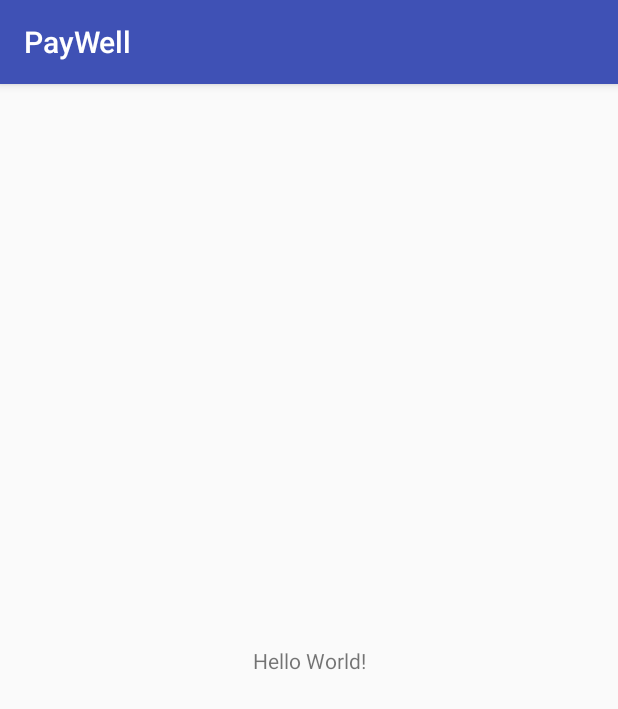
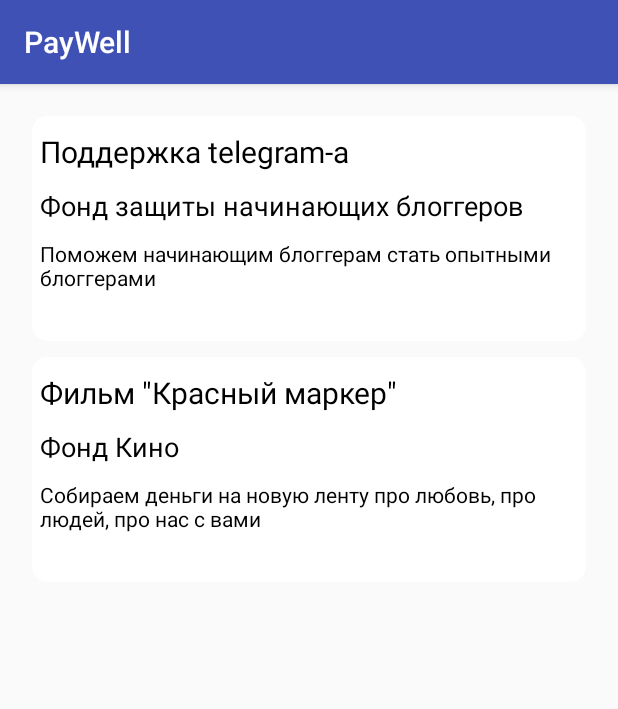
Before and after one commit to Carups/paywell, an Android app: the screen it shows after launch (MainActivity), on a phone screen of 412 x 824 dp. Shown: the top 709 px of the screen. Run offline under Robolectric (Android 15) with nearby library versions, the phone set to English and light mode, and no system bars.

Commit message:
Add basic draft

```diff
--- a/paywell/app/src/main/AndroidManifest.xml
+++ b/paywell/app/src/main/AndroidManifest.xml
@@ -9,13 +9,14 @@
         android:roundIcon="@mipmap/ic_launcher_round"
         android:supportsRtl="true"
         android:theme="@style/AppTheme">
-        <activity android:name=".MainActivity">
+        <activity android:name=".projectslist.MainActivity">
             <intent-filter>
                 <action android:name="android.intent.action.MAIN" />
 
                 <category android:name="android.intent.category.LAUNCHER" />
             </intent-filter>
         </activity>
+        <activity android:name=".projectdescription.ProjectDescriptionActivity" />
     </application>
 
 </manifest>
--- /dev/null
+++ b/paywell/app/src/main/java/ru/spbau/mit/hackathon/paywell/projectslist/MainActivity.kt
@@ -0,0 +1,35 @@
+package ru.spbau.mit.hackathon.paywell.projectslist
+
+import android.content.Intent
+import android.support.v7.app.AppCompatActivity
+import android.os.Bundle
+import android.support.v7.widget.CardView
+import android.support.v7.widget.LinearLayoutManager
+import android.support.v7.widget.RecyclerView
+import android.view.View
+import ru.spbau.mit.hackathon.paywell.R
+import ru.spbau.mit.hackathon.paywell.projectdescription.ProjectDescriptionActivity
+
+class MainActivity : AppCompatActivity() {
+
+    override fun onCreate(savedInstanceState: Bundle?) {
+        super.onCreate(savedInstanceState)
+        setContentView(R.layout.activity_main)
+
+        val recyclerView: RecyclerView = findViewById(R.id.projectsRecyclerList)
+        val llm = LinearLayoutManager(this)
+        llm.orientation = LinearLayoutManager.VERTICAL
+        recyclerView.layoutManager = llm
+
+        recyclerView.adapter = RecyclerAdapter(generateRecords())
+//        val projectCard = findViewById<View>(R.id.projectCard)
+//        projectCard.setOnClickListener { v -> v.context.startActivity(Intent(this, ProjectDescriptionActivity::class.java)) }
+    }
+
+    private fun generateRecords(): MutableList<ProjectInfo> {
+        return mutableListOf(
+                ProjectInfo("Поддержка telegram-а", "Фонд защиты начинающих блоггеров", "Поможем начинающим блоггерам стать опытными блоггерами"),
+                ProjectInfo("Фильм \"Красный маркер\"", "Фонд Кино", "Собираем деньги на новую ленту про любовь, про людей, про нас с вами")
+        )
+    }
+}
--- /dev/null
+++ b/paywell/app/src/main/java/ru/spbau/mit/hackathon/paywell/projectslist/ProjectInfo.kt
@@ -0,0 +1,10 @@
+package ru.spbau.mit.hackathon.paywell.projectslist
+
+open class ProjectInfo(open val projectName: String,
+                       open val projectOwner: String,
+                       open val projectShortDescription: String) {
+
+    override fun toString(): String {
+        return super.toString()
+    }
+}
--- /dev/null
+++ b/paywell/app/src/main/java/ru/spbau/mit/hackathon/paywell/projectslist/ProjectViewHolder.kt
@@ -0,0 +1,33 @@
+package ru.spbau.mit.hackathon.paywell.projectslist
+
+import android.content.Intent
+import android.support.v7.widget.CardView
+import android.support.v7.widget.RecyclerView
+import android.view.View
+import android.widget.TextView
+import org.json.JSONObject
+import ru.spbau.mit.hackathon.paywell.R
+import ru.spbau.mit.hackathon.paywell.projectdescription.ProjectDescriptionActivity
+
+class ProjectViewHolder(projectView: View): RecyclerView.ViewHolder(projectView) {
+
+    val projectNameText: TextView = projectView.findViewById(R.id.projectName)
+    val projectOwnerText: TextView = projectView.findViewById(R.id.ownerName)
+    val projectShortDescription: TextView = projectView.findViewById(R.id.shortProjectDescription)
+    val cardView: CardView = projectView as CardView
+
+    init {
+        cardView.setOnClickListener { v ->
+            val intent: Intent = Intent(v.context, ProjectDescriptionActivity::class.java)
+            intent.putExtra("project_info", stringifyPassingParameters())
+            v.context.startActivity(intent) }
+    }
+
+    private fun stringifyPassingParameters(): String {
+        val json: JSONObject = JSONObject()
+        json.put("name", projectNameText.text)
+        json.put("owner", projectOwnerText.text)
+        json.put("short_desc", projectShortDescription.text)
+        return json.toString()
+    }
+}
--- /dev/null
+++ b/paywell/app/src/main/java/ru/spbau/mit/hackathon/paywell/projectslist/RecyclerAdapter.kt
@@ -0,0 +1,35 @@
+package ru.spbau.mit.hackathon.paywell.projectslist
+
+import android.support.v7.widget.RecyclerView
+import android.view.LayoutInflater
+import android.view.View
+import android.view.ViewGroup
+import ru.spbau.mit.hackathon.paywell.R
+
+class RecyclerAdapter(projects: List<ProjectInfo>) : RecyclerView.Adapter<ProjectViewHolder>() {
+
+    private val projectsList: MutableList<ProjectInfo> = mutableListOf()
+
+    init {
+        projectsList.addAll(projects)
+    }
+
+    override fun onCreateViewHolder(parent: ViewGroup, viewType: Int): ProjectViewHolder {
+        val itemView: View = LayoutInflater
+                .from(parent.context)
+                .inflate(R.layout.card_view, parent, false)
+
+        return ProjectViewHolder(itemView)
+    }
+
+    override fun getItemCount(): Int {
+        return projectsList.size
+    }
+
+    override fun onBindViewHolder(holder: ProjectViewHolder, position: Int) {
+        val projectInfo: ProjectInfo = projectsList[position]
+        holder.projectNameText.text = projectInfo.projectName
+        holder.projectOwnerText.text = projectInfo.projectOwner
+        holder.projectShortDescription.text = projectInfo.projectShortDescription
+    }
+}
--- a/paywell/app/src/main/res/layout/activity_main.xml
+++ b/paywell/app/src/main/res/layout/activity_main.xml
@@ -1,18 +1,24 @@
 <?xml version="1.0" encoding="utf-8"?>
 <android.support.constraint.ConstraintLayout xmlns:android="http://schemas.android.com/apk/res/android"
-    xmlns:app="http://schemas.android.com/apk/res-auto"
     xmlns:tools="http://schemas.android.com/tools"
     android:layout_width="match_parent"
     android:layout_height="match_parent"
-    tools:context=".MainActivity">
+    tools:context=".projectslist.MainActivity">
 
-    <TextView
-        android:layout_width="wrap_content"
-        android:layout_height="wrap_content"
-        android:text="Hello World!"
-        app:layout_constraintBottom_toBottomOf="parent"
-        app:layout_constraintLeft_toLeftOf="parent"
-        app:layout_constraintRight_toRightOf="parent"
-        app:layout_constraintTop_toTopOf="parent" />
+    <RelativeLayout xmlns:android="http://schemas.android.com/apk/res/android"
+    xmlns:tools="http://schemas.android.com/tools" android:layout_width="match_parent"
+    android:layout_height="match_parent"
+    android:paddingLeft="16dp"
+    android:paddingRight="16dp"
+    android:paddingTop="16dp"
+    android:paddingBottom="16dp"
+    tools:context=".projectslist.MainActivity">
+
+    <android.support.v7.widget.RecyclerView
+        android:id="@+id/projectsRecyclerList"
+        android:layout_width="match_parent"
+        android:layout_height="match_parent" />
+
+    </RelativeLayout>
 
 </android.support.constraint.ConstraintLayout>
--- /dev/null
+++ b/paywell/app/src/main/res/layout/card_view.xml
@@ -0,0 +1,55 @@
+<?xml version="1.0" encoding="utf-8"?>
+<android.support.v7.widget.CardView
+    xmlns:card_view="http://schemas.android.com/apk/res-auto"
+    xmlns:android="http://schemas.android.com/apk/res/android"
+    android:layout_width="match_parent"
+    android:layout_height="150dp"
+    android:id="@+id/projectCard"
+    card_view:cardCornerRadius="10dp"
+    android:layout_margin="5dp">
+
+    <LinearLayout
+        android:layout_width="match_parent"
+        android:layout_height="match_parent"
+        android:orientation="horizontal">
+
+        <RelativeLayout
+            android:id="@+id/cardBackground"
+            android:layout_width="match_parent"
+            android:layout_height="match_parent">
+
+            <TextView
+                android:id="@+id/projectName"
+                android:layout_width="match_parent"
+                android:layout_height="wrap_content"
+                android:layout_marginStart="5dp"
+                android:layout_marginTop="10dp"
+                android:gravity="center_vertical"
+                android:textColor="@android:color/black"
+                android:textSize="20sp" />
+
+            <TextView
+                android:id="@+id/ownerName"
+                android:layout_width="wrap_content"
+                android:layout_height="wrap_content"
+                android:layout_below="@+id/projectName"
+                android:layout_marginStart="5dp"
+                android:layout_marginTop="10dp"
+                android:gravity="center_vertical"
+                android:textColor="@android:color/black"
+                android:textSize="18sp" />
+
+            <TextView
+                android:id="@+id/shortProjectDescription"
+                android:layout_width="wrap_content"
+                android:layout_height="wrap_content"
+                android:layout_below="@+id/ownerName"
+                android:layout_marginStart="5dp"
+                android:layout_marginTop="10dp"
+                android:gravity="center_vertical"
+                android:textColor="@android:color/black"
+                android:textSize="14sp" />
+        </RelativeLayout>
+    </LinearLayout>
+
+</android.support.v7.widget.CardView>
```
Also changed, not shown: paywell/app/build.gradle (+5 -2 lines), paywell/app/src/main/java/ru/spbau/mit/hackathon/paywell/MainActivity.kt (deleted, +0 -12 lines), paywell/app/src/main/java/ru/spbau/mit/hackathon/paywell/projectdescription/FullProjectDescriptionInfo.kt (added, +8 -0 lines), paywell/app/src/main/java/ru/spbau/mit/hackathon/paywell/projectdescription/ProjectDescriptionActivity.kt (added, +27 -0 lines), paywell/app/src/main/res/layout/project_description.xml (added, +36 -0 lines).
